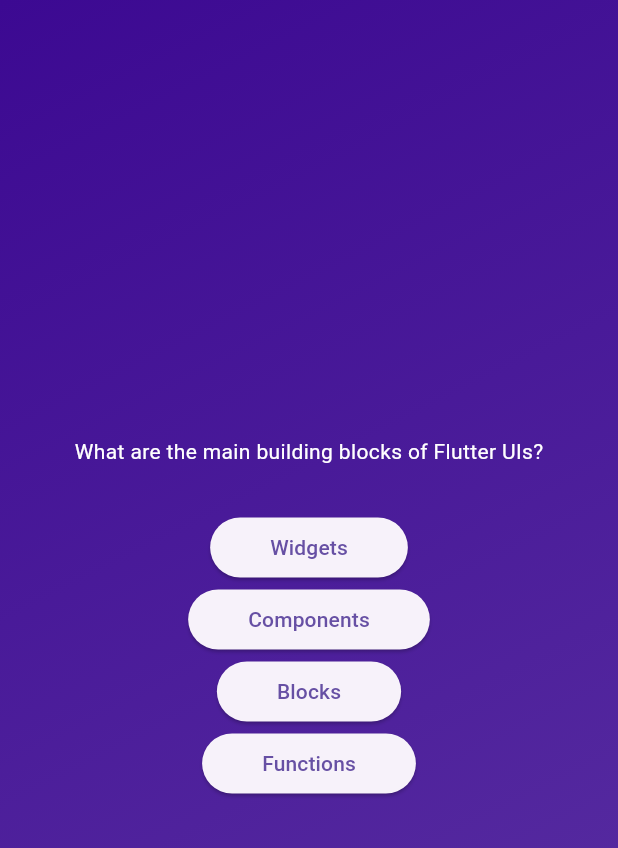
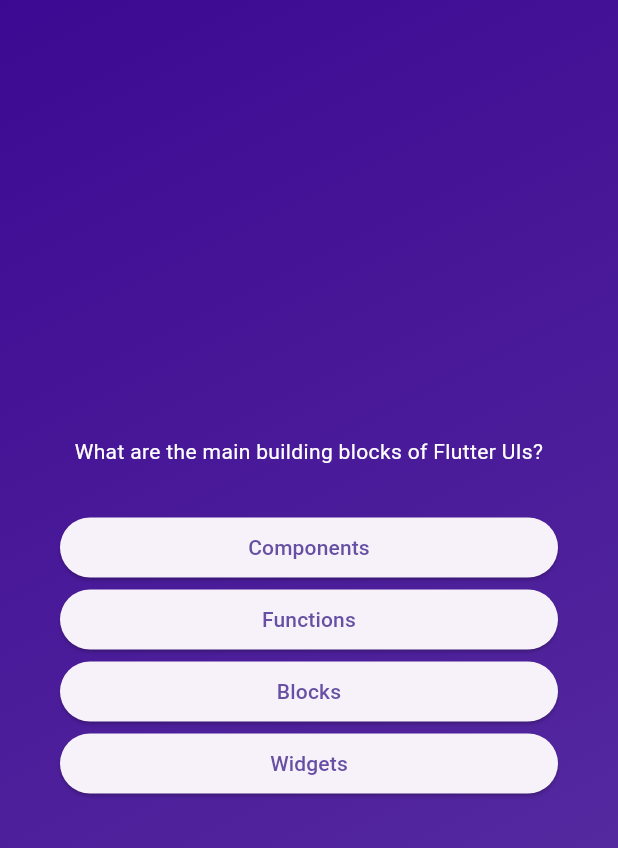
Before and after one commit to MateuszZawadzki1/flutter_projects, a Flutter app: the screen it shows after launch, after a tap on "Start Quiz", on a phone screen of 412 x 824 dp. Shown: the top 848 px of the screen. Run offline on Flutter 3.47's test engine with Material 3 defaults, Android fonts, the phone set to English and light mode, and no system bars.

Commit message:
Modified buttons of answers, Use of each question

```diff
--- a/quizz_app/lib/answer_button.dart
+++ b/quizz_app/lib/answer_button.dart
@@ -12,7 +12,10 @@ class AnswerButton extends StatelessWidget {
       onPressed: onTap,
       style: ElevatedButton.styleFrom(
           padding: const EdgeInsets.symmetric(vertical: 10, horizontal: 40)),
-      child: Text(textAnswer),
+      child: Text(
+        textAnswer,
+        textAlign: TextAlign.center,
+      ),
     );
   }
 }
--- a/quizz_app/lib/models/quiz_question.dart
+++ b/quizz_app/lib/models/quiz_question.dart
@@ -3,4 +3,10 @@ class QuizQuestion {
 
   final String text;
   final List<String> answers;
+
+  List<String> getShuffledList() {
+    final shuffledList = List.of(answers);
+    shuffledList.shuffle();
+    return shuffledList;
+  }
 }
--- a/quizz_app/lib/question_screen.dart
+++ b/quizz_app/lib/question_screen.dart
@@ -12,29 +12,42 @@ class QuestionScreen extends StatefulWidget {
 }
 
 class _QuestionScreenState extends State<QuestionScreen> {
-  final currentQuestion = questions[0];
+  var currentQuestionIndex = 0;
+
+  void answerQuestion() {
+    setState(() {
+      currentQuestionIndex++;
+    });
+  }
 
   @override
   Widget build(context) {
+    final currentQuestion = questions[currentQuestionIndex];
+
     return SizedBox(
       width: double.infinity,
+      child: Container(
+        margin: const EdgeInsets.all(40),
         child: Column(
           mainAxisAlignment: MainAxisAlignment.center,
+          crossAxisAlignment: CrossAxisAlignment.stretch,
           children: [
             Text(
               currentQuestion.text,
               style: const TextStyle(color: Colors.white),
+              textAlign: TextAlign.center,
             ),
             const SizedBox(
               height: 30,
             ),
-          ...currentQuestion.answers.map(
+            ...currentQuestion.getShuffledList().map(
               (answer) {
-              return AnswerButton(answer, () {});
+                return AnswerButton(answer, answerQuestion);
               },
             ),
           ],
         ),
+      ),
     );
   }
 }
```
Lines whose indentation alone changed are shown as unchanged.
